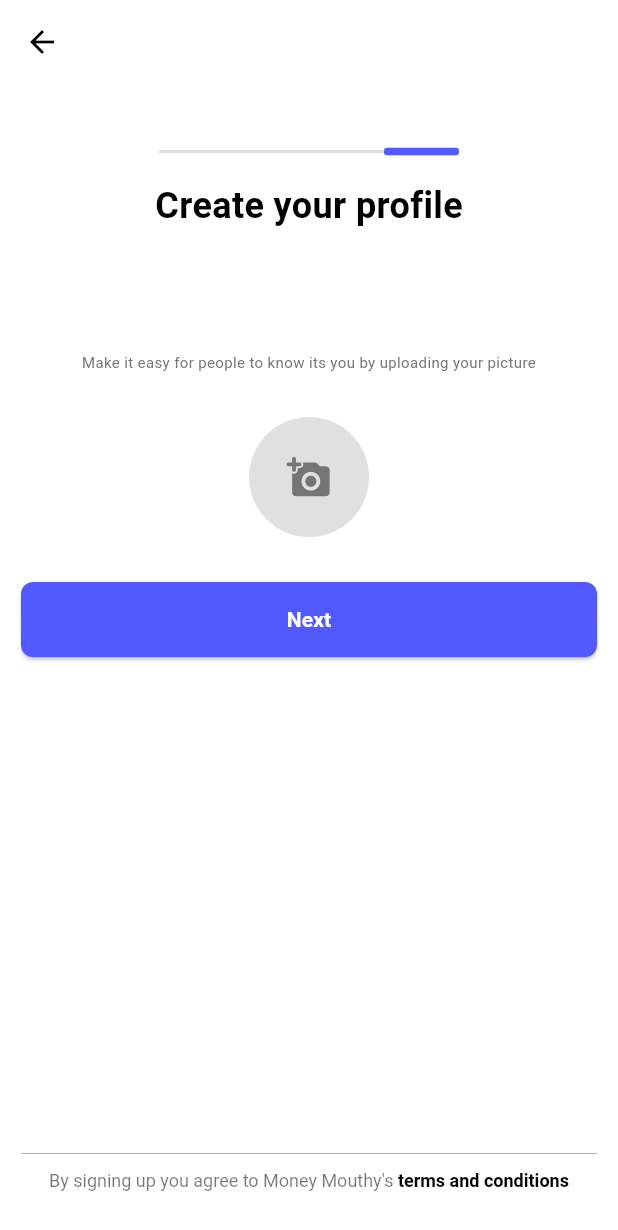
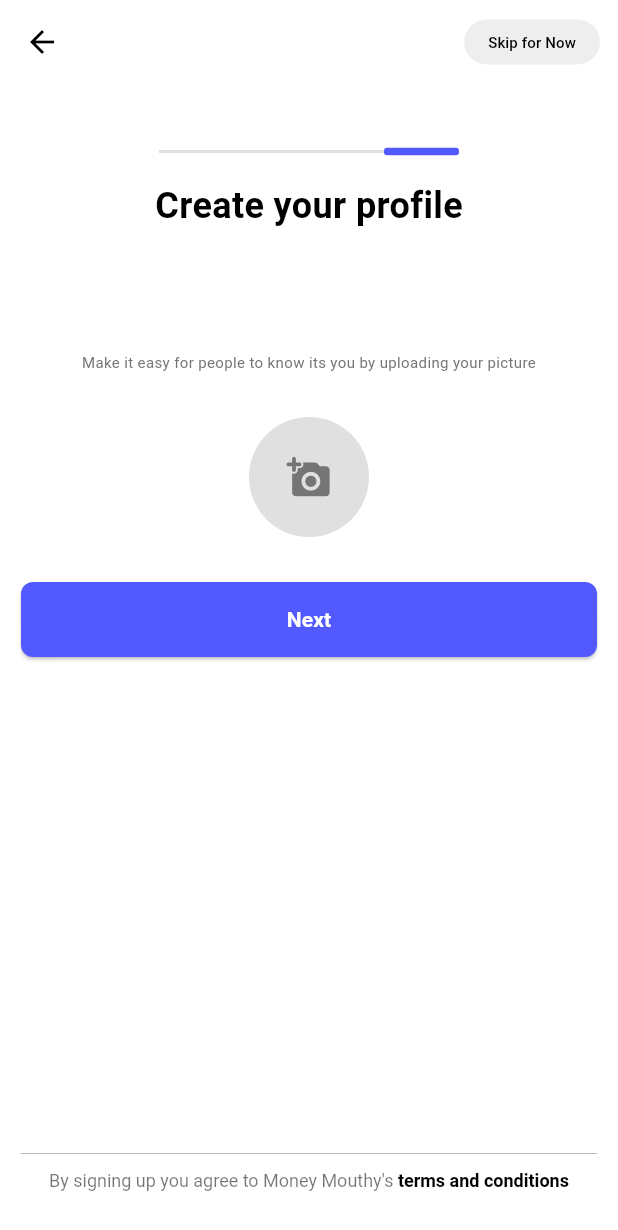
Before and after one commit to CuptoopiaComInc/Money-Mouthy2, a Flutter app: the CreateProfile screen opened directly, on a phone screen of 412 x 824 dp. Shown: the top 1230 px of the screen. Run offline on Flutter 3.47's test engine with Material 3 defaults, Android fonts, the phone set to English and light mode, and no system bars.

Commit message:
feat:adds skip now button

```diff
--- a/lib/screens/create_profile.dart
+++ b/lib/screens/create_profile.dart
@@ -32,6 +32,34 @@ class _CreateProfileState extends State<CreateProfile> {
           icon: const Icon(Icons.arrow_back, color: Colors.black),
           onPressed: () => Navigator.of(context).pop(),
         ),
+        actions: [
+          Padding(
+            padding: const EdgeInsets.only(right: 12.0),
+            child: TextButton(
+              onPressed: () {
+                // Handle skip logic here
+                print("Skip for Now pressed");
+              },
+              style: TextButton.styleFrom(
+                backgroundColor: Colors.grey[200], // Color with opacity
+                shape: RoundedRectangleBorder(
+                  borderRadius: BorderRadius.circular(20.0), // Rounded corners
+                ),
+                padding: const EdgeInsets.symmetric(
+                  horizontal: 16,
+                  vertical: 8,
+                ),
+                minimumSize: Size.zero, // Set minimum size constraints
+                tapTargetSize:
+                    MaterialTapTargetSize.shrinkWrap, // Remove extra padding
+              ),
+              child: const Text(
+                'Skip for Now',
+                style: TextStyle(color: Colors.black, fontSize: 10),
+              ),
+            ),
+          ),
+        ],
       ),
       body: SafeArea(
         child: LayoutBuilder(
@@ -60,7 +88,7 @@ class _CreateProfileState extends State<CreateProfile> {
                               ),
                             ),
                             Positioned(
-                              left: (200+100) * 0.5,
+                              left: (200 + 100) * 0.5,
                               top: 2.5,
                               child: Container(
                                 width: 50,
```
